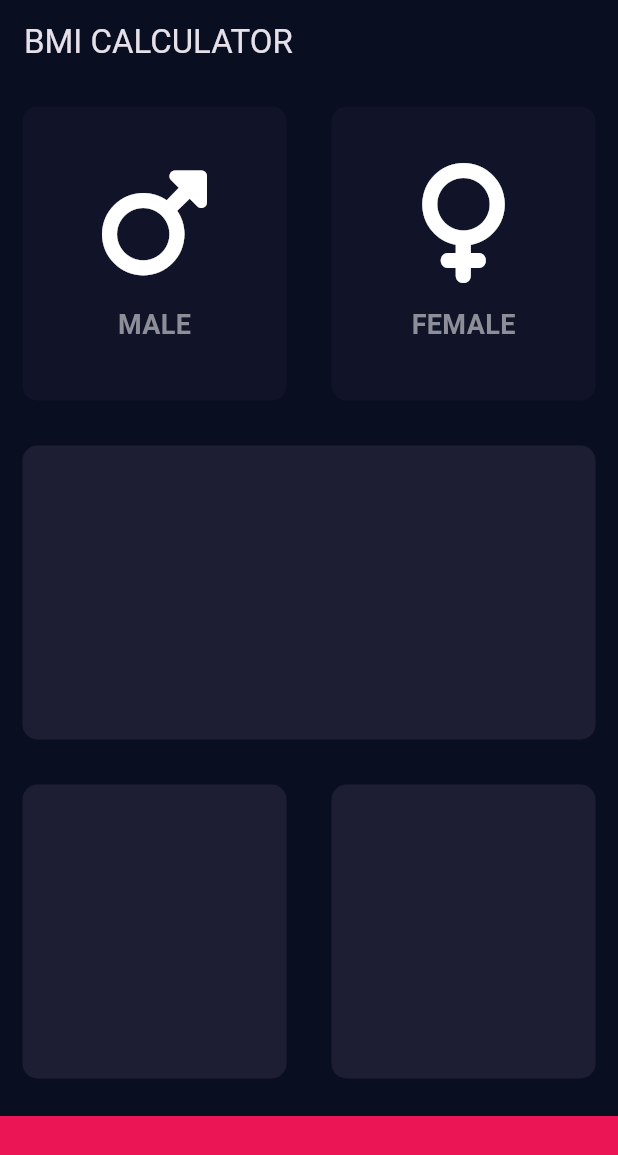
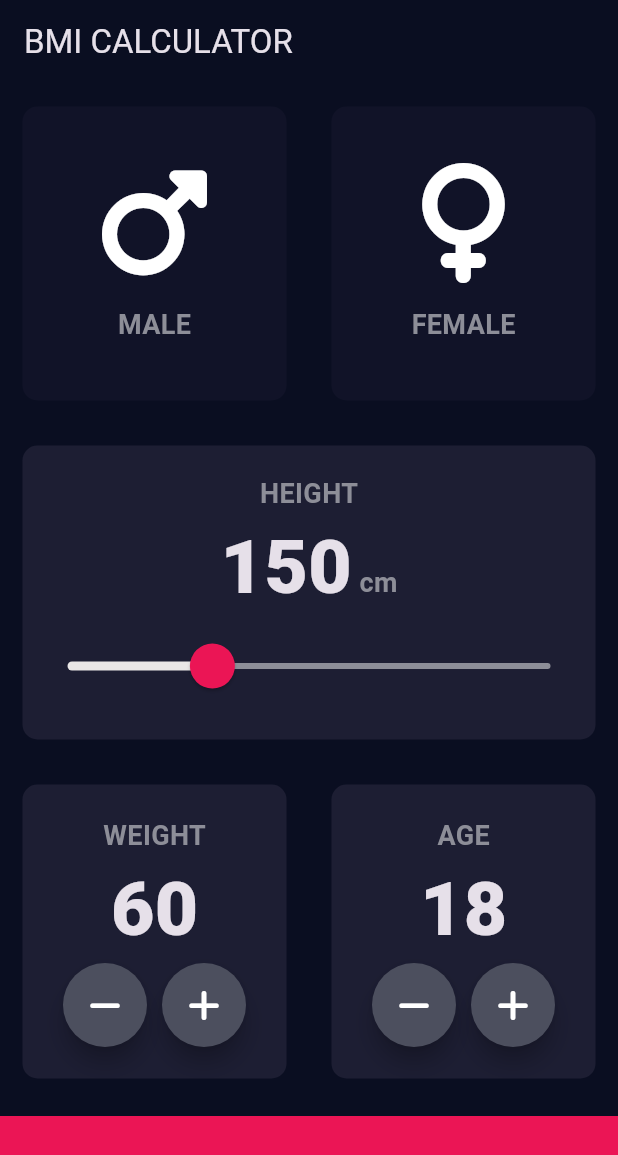
Before and after one commit to Tulipreactjsmain/bmi-calculator-flutter, a Flutter app: the screen it shows after launch, on a phone screen of 412 x 824 dp. Shown: the top 1155 px of the screen. Run offline on Flutter 3.47's test engine with Material 3 defaults, Android fonts, the phone set to English and light mode, and no system bars; our stand-ins replace font_awesome_flutter.

Commit message:
complete homepage UI

```diff
--- /dev/null
+++ b/lib/constants.dart
@@ -0,0 +1,14 @@
+import 'package:flutter/material.dart';
+
+const kBottomContainerHeight = 80.0;
+const kActiveCardColor = Color(0XFF1D1E33);
+const kInActiveCardColor = Color(0XFF111328);
+const kBottomContainerColor = Color(0xffeb1555);
+
+const kLabelTextStyle = TextStyle(
+    fontSize: 18.0, color: Color(0xff8d8e98), fontWeight: FontWeight.bold);
+
+const kNumberTextStyle = TextStyle(
+  fontSize: 50.0,
+  fontWeight: FontWeight.w900,
+);
--- a/lib/icon_content.dart
+++ b/lib/icon_content.dart
@@ -1,8 +1,5 @@
 import 'package:flutter/material.dart';
-
-const labelTextStyle = TextStyle(
-    fontSize: 18.0, color: Color(0xff8d8e98), fontWeight: FontWeight.bold);
-
+import 'constants.dart';
 class IconContent extends StatelessWidget {
   IconContent({required this.text, required this.icon});
 
@@ -22,7 +19,7 @@ class IconContent extends StatelessWidget {
         ),
         Text(
           text,
-          style: labelTextStyle,
+          style: kLabelTextStyle,
         )
       ],
     );
--- a/lib/input_page.dart
+++ b/lib/input_page.dart
@@ -2,11 +2,7 @@ import 'package:flutter/material.dart';
 import 'reusable_card.dart';
 import 'icon_content.dart';
 import 'package:font_awesome_flutter/font_awesome_flutter.dart';
-
-const bottomContainerHeight = 80.0;
-const activeCardColor = Color(0XFF1D1E33);
-const inActiveCardColor = Color(0XFF111328);
-const bottomContainerColor = Color(0xffeb1555);
+import 'constants.dart';
 
 enum Gender {
   male,
@@ -19,9 +15,12 @@ class InputPage extends StatefulWidget {
 }
 
 class _InputPageState extends State<InputPage> {
-  Color maleCardColor = inActiveCardColor;
-  Color femaleCardColor = inActiveCardColor;
+  Color maleCardColor = kInActiveCardColor;
+  Color femaleCardColor = kInActiveCardColor;
   Gender? selectedGender;
+  int height = 150;
+  int weight = 60;
+  int age = 18;
 
   @override
   Widget build(BuildContext context) {
@@ -32,6 +31,7 @@ class _InputPageState extends State<InputPage> {
           ),
         ),
         body: Column(
+          crossAxisAlignment: CrossAxisAlignment.stretch,
           children: [
             Expanded(
                 child: Row(
@@ -44,8 +44,8 @@ class _InputPageState extends State<InputPage> {
                             })
                           },
                       colour: selectedGender == Gender.male
-                          ? activeCardColor
-                          : inActiveCardColor,
+                          ? kActiveCardColor
+                          : kInActiveCardColor,
                       cardChild: IconContent(
                         text: "MALE",
                         icon: FontAwesomeIcons.mars,
@@ -59,8 +59,8 @@ class _InputPageState extends State<InputPage> {
                               })
                             },
                         colour: selectedGender == Gender.female
-                            ? activeCardColor
-                            : inActiveCardColor,
+                            ? kActiveCardColor
+                            : kInActiveCardColor,
                         cardChild: IconContent(
                           text: "FEMALE",
                           icon: FontAwesomeIcons.venus,
@@ -68,26 +68,175 @@ class _InputPageState extends State<InputPage> {
               ],
             )),
             Expanded(
-              child: reUsableCard(colour: activeCardColor),
+              child: reUsableCard(
+                colour: kActiveCardColor,
+                cardChild: Column(
+                  mainAxisAlignment: MainAxisAlignment.center,
+                  children: [
+                    Text(
+                      "HEIGHT",
+                      style: kLabelTextStyle,
+                    ),
+                    Row(
+                      mainAxisAlignment: MainAxisAlignment.center,
+                      crossAxisAlignment: CrossAxisAlignment.baseline,
+                      textBaseline: TextBaseline.alphabetic,
+                      children: [
+                        Text(
+                          height.toString(),
+                          style: kNumberTextStyle,
+                        ),
+                        SizedBox(
+                          width: 5.0,
+                        ),
+                        Text(
+                          'cm',
+                          style: kLabelTextStyle,
+                        )
+                      ],
+                    ),
+                    SliderTheme(
+                      data: SliderTheme.of(context).copyWith(
+                          activeTrackColor: Color.fromARGB(255, 234, 231, 231),
+                          overlayColor: Color(0x29eb1555),
+                          thumbColor: kBottomContainerColor,
+                          thumbShape:
+                              RoundSliderThumbShape(enabledThumbRadius: 15.0),
+                          overlayShape:
+                              RoundSliderOverlayShape(overlayRadius: 30.0)),
+                      child: Slider(
+                        value: height.toDouble(),
+                        onChanged: (double newValue) {
+                          setState(() {
+                            height = newValue.round();
+                          });
+                        },
+                        // activeColor: Color.fromARGB(255, 177, 177, 177),
+                        inactiveColor: Color(0xff8d8e98),
+                        min: 120.0,
+                        max: 220.0,
+                      ),
+                    )
+                  ],
+                ),
+              ),
             ),
             Expanded(
                 child: Row(
               children: [
                 Expanded(
-                  child: reUsableCard(colour: activeCardColor),
+                  child: reUsableCard(
+                    colour: kActiveCardColor,
+                    cardChild: Column(
+                      mainAxisAlignment: MainAxisAlignment.center,
+                      children: [
+                        Text(
+                          "WEIGHT",
+                          style: kLabelTextStyle,
+                        ),
+                        Text(
+                          weight.toString(),
+                          style: kNumberTextStyle,
+                        ),
+                        Row(
+                          mainAxisAlignment: MainAxisAlignment.center,
+                          children: [
+                            RoundIconButton(
+                              onPressed: () => {
+                                setState(() {
+                                  weight--;
+                                })
+                              },
+                              buttonIcon: Icon(FontAwesomeIcons.minus),
+                            ),
+                            SizedBox(
+                              width: 10.0,
+                            ),
+                            RoundIconButton(
+                              onPressed: () => {
+                                setState(() {
+                                  weight++;
+                                })
+                              },
+                              buttonIcon: Icon(FontAwesomeIcons.plus),
+                            )
+                          ],
+                        )
+                      ],
+                    ),
+                  ),
                 ),
                 Expanded(
-                  child: reUsableCard(colour: activeCardColor),
+                  child: reUsableCard(
+                    colour: kActiveCardColor,
+                    cardChild: Column(
+                      mainAxisAlignment: MainAxisAlignment.center,
+                      children: [
+                        Text(
+                          "AGE",
+                          style: kLabelTextStyle,
+                        ),
+                        Text(
+                          age.toString(),
+                          style: kNumberTextStyle,
+                        ),
+                        Row(
+                          mainAxisAlignment: MainAxisAlignment.center,
+                          children: [
+                            RoundIconButton(
+                              onPressed: () => {
+                                setState(() {
+                                  age--;
+                                })
+                              },
+                              buttonIcon: Icon(FontAwesomeIcons.minus),
+                            ),
+                            SizedBox(
+                              width: 10.0,
+                            ),
+                            RoundIconButton(
+                              onPressed: () => {
+                                setState(() {
+                                  age++;
+                                })
+                              },
+                              buttonIcon: Icon(FontAwesomeIcons.plus),
+                            )
+                          ],
+                        )
+                      ],
+                    ),
+                  ),
                 )
               ],
             )),
             Container(
-              color: bottomContainerColor,
+              color: kBottomContainerColor,
               margin: EdgeInsets.only(top: 10.0),
               width: double.infinity,
-              height: bottomContainerHeight,
+              height: kBottomContainerHeight,
             )
           ],
         ));
   }
 }
+
+class RoundIconButton extends StatelessWidget {
+  RoundIconButton({required this.onPressed, this.buttonIcon});
+
+  final Function() onPressed;
+  final Widget? buttonIcon;
+
+  @override
+  Widget build(BuildContext context) {
+    return RawMaterialButton(
+      elevation: 6.0,
+      disabledElevation: 6.0,
+      constraints: BoxConstraints.tightFor(width: 56.0, height: 56.0),
+      shape: CircleBorder(),
+      fillColor: Color(0xff4c4f5e),
+      onPressed: onPressed,
+      child: buttonIcon,
+    );
+  }
+}
```
